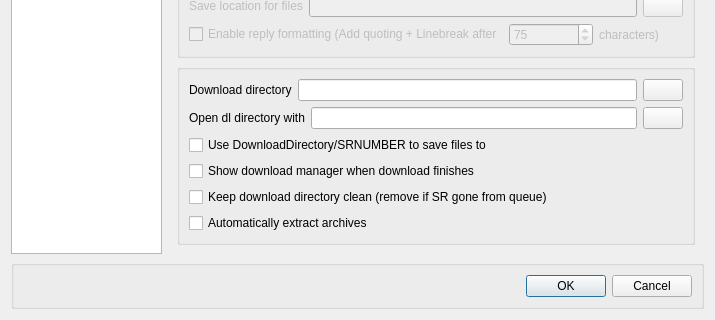
This is ui/configdialog.ui in bochi/kueue as Qt 5 draws it before an edit; both pictures show x 0 to 715 and y 256 to 576 of the 715 by 576 pixel window. The edited form follows.
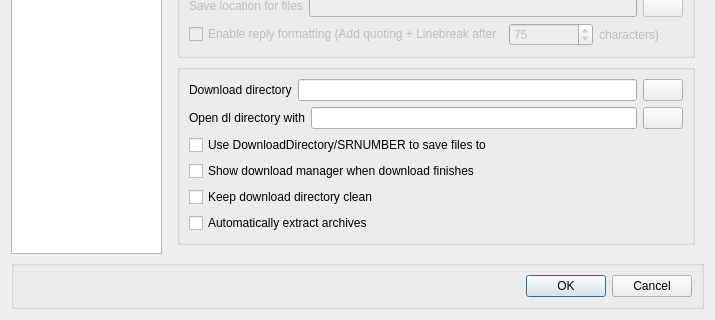
This is the edited form. The open tabs and pages were chosen to show the change. Icons and pictures are not drawn.

Diff of the .ui file:
```diff
--- a/ui/configdialog.ui
+++ b/ui/configdialog.ui
@@ -965,7 +965,7 @@
           <item row="4" column="0">
            <widget class="QCheckBox" name="cfg_cleanupDownloadDirectory">
             <property name="text">
-             <string>Keep download directory clean (remove if SR gone from queue)</string>
+             <string>Keep download directory clean</string>
             </property>
            </widget>
           </item>
```
